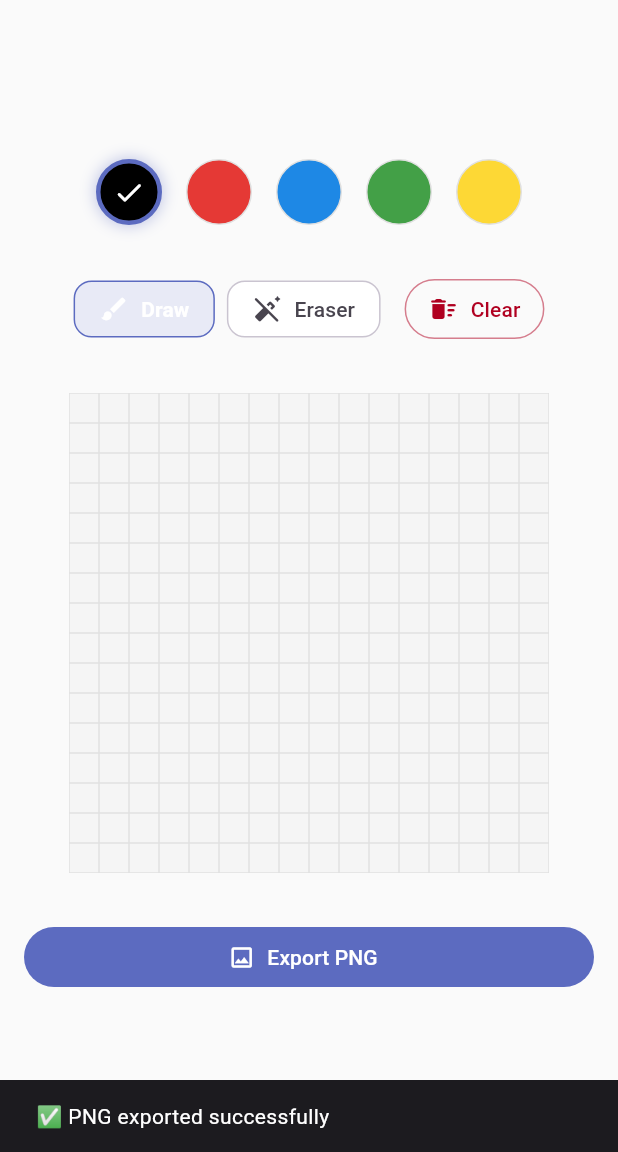
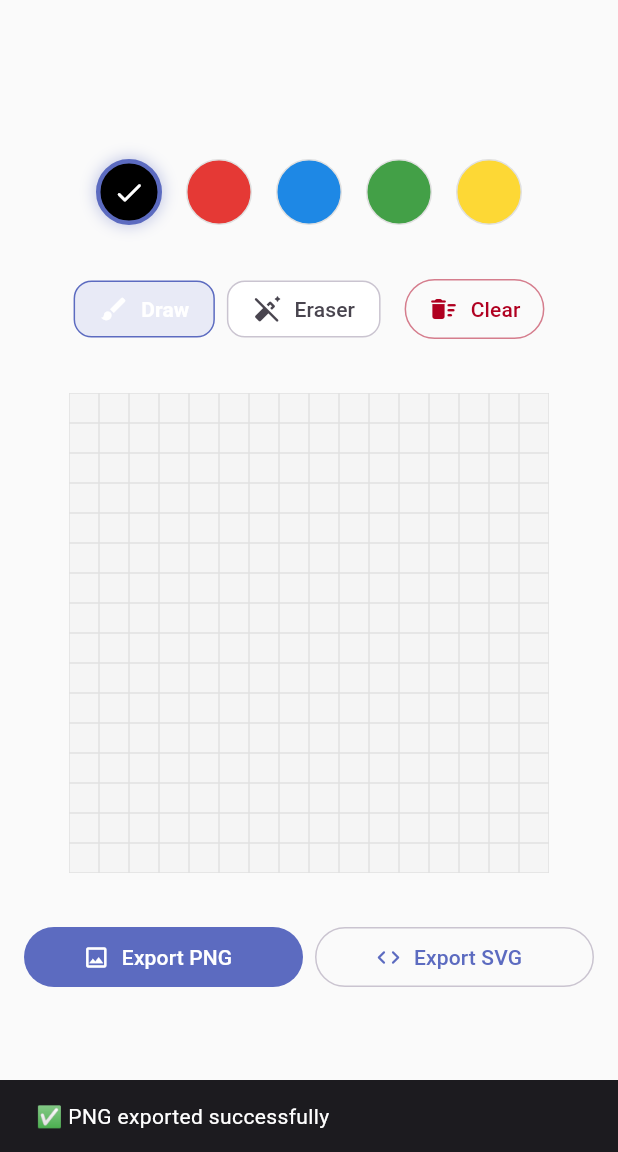
Before and after one commit to waruledivya1411/pixel-motif-designer_, a Flutter app: the screen it shows after launch, after a tap on "Export PNG", on a phone screen of 412 x 824 dp, the part 84-1236 px from its top. Run offline on Flutter 3.47's test engine with Material 3 defaults, Android fonts, the phone set to English and light mode, and no system bars; missing offline and left inert: gal; statements that could not run were skipped.

Commit message:
Add SVG export with rect-based SvgGenerator and file save.
Extend ExportService and MotifProvider to export filled pixels as valid SVG, save to Downloads/Documents, and add Export SVG button alongside PNG with SnackBar feedback.

Co-authored-by: Cursor <cursoragent@cursor.com>

```diff
--- a/lib/providers/motif_provider.dart
+++ b/lib/providers/motif_provider.dart
@@ -15,10 +15,10 @@ class MotifProvider extends ChangeNotifier {
 
   final ExportService _exportService;
 
-  /// Whether a PNG export is currently in progress.
+  /// Whether an export is currently in progress.
   bool _isExporting = false;
 
-  /// Read-only export-in-progress flag for disabling the export button.
+  /// Read-only export-in-progress flag for disabling export buttons.
   bool get isExporting => _isExporting;
 
   /// Exports [canvasState] as a PNG via [ExportService].
@@ -26,13 +26,31 @@ class MotifProvider extends ChangeNotifier {
   /// Returns an [ExportResult] for the UI to display in a SnackBar.
   /// Does not mutate canvas state — export is read-only with respect to pixels.
   Future<ExportResult> exportPng(CanvasState canvasState) async {
+    return _runExport(
+      () => _exportService.exportMotifAsPng(canvasState),
+    );
+  }
+
+  /// Exports [canvasState] as an SVG via [ExportService].
+  ///
+  /// Saves to Downloads/Documents asynchronously without blocking the UI.
+  Future<ExportResult> exportSvg(CanvasState canvasState) async {
+    return _runExport(
+      () => _exportService.exportMotifAsSvg(canvasState),
+    );
+  }
+
+  /// Runs an export operation while tracking [isExporting] for the UI.
+  Future<ExportResult> _runExport(
+    Future<ExportResult> Function() exportAction,
+  ) async {
     if (_isExporting) return ExportResult.failure;
 
     _isExporting = true;
     notifyListeners();
 
     try {
-      return await _exportService.exportMotifAsPng(canvasState);
+      return await exportAction();
     } finally {
       _isExporting = false;
       notifyListeners();
--- a/lib/services/export_result.dart
+++ b/lib/services/export_result.dart
@@ -1,4 +1,4 @@
-/// Result of a PNG export attempt surfaced to the UI layer.
+/// Result of an export attempt surfaced to the UI layer.
 enum ExportResult {
   /// Image was saved to the gallery or filesystem successfully.
   success,
--- a/lib/services/export_service.dart
+++ b/lib/services/export_service.dart
@@ -10,6 +10,7 @@ import '../core/constants/color_constants.dart';
 import '../core/constants/grid_constants.dart';
 import '../models/canvas_state.dart';
 import 'export_result.dart';
+import 'svg_generator.dart';
 
 /// Handles PNG generation and platform-specific saving for motif exports.
 ///
@@ -34,7 +35,7 @@ class ExportService {
   Future<ExportResult> exportMotifAsPng(CanvasState state) async {
     try {
       final bytes = await _pngEncoder(state);
-      final fileName = _buildFileName();
+      final fileName = _buildFileName('png');
 
       if (Platform.isAndroid || Platform.isIOS) {
         final savedToGallery = await _trySaveToGallery(bytes, fileName);
@@ -42,6 +43,21 @@ class ExportService {
       }
 
       await _fileSaver(bytes, fileName);
+      return ExportResult.success;
+    } catch (_) {
+      return ExportResult.failure;
+    }
+  }
+
+  /// Generates an SVG from [state] and saves it to Downloads/Documents.
+  ///
+  /// SVG files are always written to a user-accessible directory because
+  /// gallery APIs are image-specific and vector files belong in Documents.
+  Future<ExportResult> exportMotifAsSvg(CanvasState state) async {
+    try {
+      final svgContent = SvgGenerator.generateFromCanvas(state);
+      final fileName = _buildFileName('svg');
+      await _saveTextToDownloadsOrDocuments(svgContent, fileName);
       return ExportResult.success;
     } catch (_) {
       return ExportResult.failure;
@@ -77,6 +93,16 @@ class ExportService {
     await file.writeAsBytes(bytes, flush: true);
   }
 
+  /// Writes text-based exports (e.g. SVG) to a user-accessible directory.
+  static Future<void> _saveTextToDownloadsOrDocuments(
+    String content,
+    String fileName,
+  ) async {
+    final directory = await _resolveFallbackDirectory();
+    final file = File('${directory.path}/$fileName');
+    await file.writeAsString(content, flush: true);
+  }
+
   static Future<Directory> _resolveFallbackDirectory() async {
     if (Platform.isAndroid) {
       final downloads = Directory('/storage/emulated/0/Download');
@@ -89,9 +115,9 @@ class ExportService {
     return getApplicationDocumentsDirectory();
   }
 
-  static String _buildFileName() {
+  static String _buildFileName(String extension) {
     final timestamp = DateTime.now().millisecondsSinceEpoch;
-    return 'pixel_motif_$timestamp.png';
+    return 'pixel_motif_$timestamp.$extension';
   }
 
   /// Renders the pixel matrix from [state] into PNG bytes.
--- a/lib/services/services.dart
+++ b/lib/services/services.dart
@@ -6,3 +6,4 @@ library;
 
 export 'export_result.dart';
 export 'export_service.dart';
+export 'svg_generator.dart';
--- a/lib/widgets/export_section.dart
+++ b/lib/widgets/export_section.dart
@@ -6,10 +6,10 @@ import '../providers/canvas_provider.dart';
 import '../providers/motif_provider.dart';
 import '../services/export_result.dart';
 
-/// Export controls for saving the current motif as a PNG.
+/// Export controls for saving the current motif as PNG or SVG.
 ///
 /// Delegates all export work to [MotifProvider] and [ExportService] —
-/// this widget only triggers the action and shows feedback via SnackBar.
+/// this widget only triggers actions and shows feedback via SnackBar.
 class ExportSection extends StatelessWidget {
   const ExportSection({super.key});
 
@@ -24,36 +24,77 @@ class ExportSection extends StatelessWidget {
         horizontal: AppConstants.paddingMedium,
         vertical: AppConstants.paddingSmall,
       ),
-      child: SizedBox(
-        width: double.infinity,
-        child: FilledButton.icon(
-          onPressed: isExporting ? null : () => _handleExport(context),
-          icon: isExporting
-              ? SizedBox(
-                  width: 20,
-                  height: 20,
-                  child: CircularProgressIndicator(
-                    strokeWidth: 2,
-                    color: Theme.of(context).colorScheme.onPrimary,
-                  ),
-                )
-              : const Icon(Icons.image_outlined),
-          label: Text(isExporting ? 'Exporting…' : 'Export PNG'),
-        ),
+      child: Row(
+        children: [
+          Expanded(
+            child: FilledButton.icon(
+              onPressed:
+                  isExporting ? null : () => _handlePngExport(context),
+              icon: _buildIcon(context, isExporting, Icons.image_outlined),
+              label: Text(isExporting ? 'Exporting…' : 'Export PNG'),
+            ),
+          ),
+          const SizedBox(width: AppConstants.paddingSmall),
+          Expanded(
+            child: OutlinedButton.icon(
+              onPressed:
+                  isExporting ? null : () => _handleSvgExport(context),
+              icon: _buildIcon(context, isExporting, Icons.code_rounded),
+              label: const Text('Export SVG'),
+            ),
+          ),
+        ],
       ),
     );
   }
 
-  /// Reads canvas state, invokes export, and shows a result SnackBar.
-  Future<void> _handleExport(BuildContext context) async {
+  /// Shows a spinner while export is running, otherwise the given [icon].
+  Widget _buildIcon(BuildContext context, bool isExporting, IconData icon) {
+    if (!isExporting) return Icon(icon);
+
+    return SizedBox(
+      width: 20,
+      height: 20,
+      child: CircularProgressIndicator(
+        strokeWidth: 2,
+        color: Theme.of(context).colorScheme.primary,
+      ),
+    );
+  }
+
+  Future<void> _handlePngExport(BuildContext context) async {
     final canvasState = context.read<CanvasProvider>().state;
     final result = await context.read<MotifProvider>().exportPng(canvasState);
+    if (!context.mounted) return;
+    _showSnackBar(
+      context,
+      successMessage: '✅ PNG exported successfully',
+      failureMessage: '❌ Export failed',
+      result: result,
+    );
+  }
 
+  Future<void> _handleSvgExport(BuildContext context) async {
+    final canvasState = context.read<CanvasProvider>().state;
+    final result = await context.read<MotifProvider>().exportSvg(canvasState);
     if (!context.mounted) return;
+    _showSnackBar(
+      context,
+      successMessage: '✅ SVG exported successfully',
+      failureMessage: '❌ SVG export failed',
+      result: result,
+    );
+  }
 
+  void _showSnackBar(
+    BuildContext context, {
+    required String successMessage,
+    required String failureMessage,
+    required ExportResult result,
+  }) {
     final message = switch (result) {
-      ExportResult.success => '✅ PNG exported successfully',
-      ExportResult.failure => '❌ Export failed',
+      ExportResult.success => successMessage,
+      ExportResult.failure => failureMessage,
     };
 
     ScaffoldMessenger.of(context).showSnackBar(
```
Also changed, not shown: lib/services/svg_generator.dart (added, +63 -0 lines).
